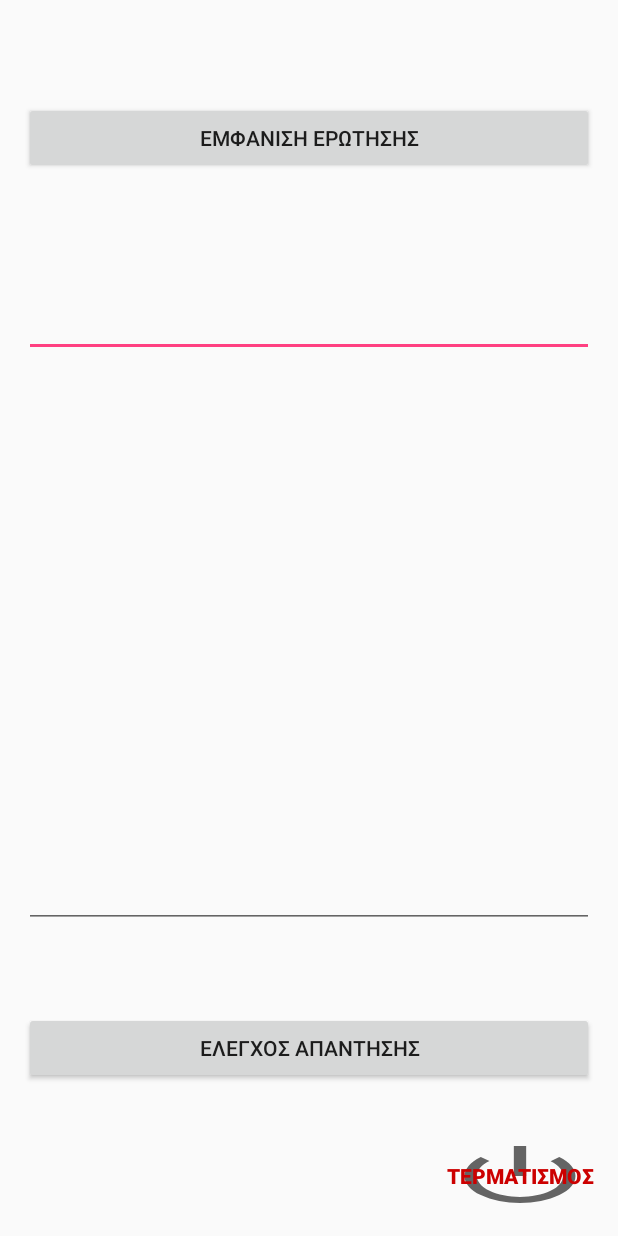
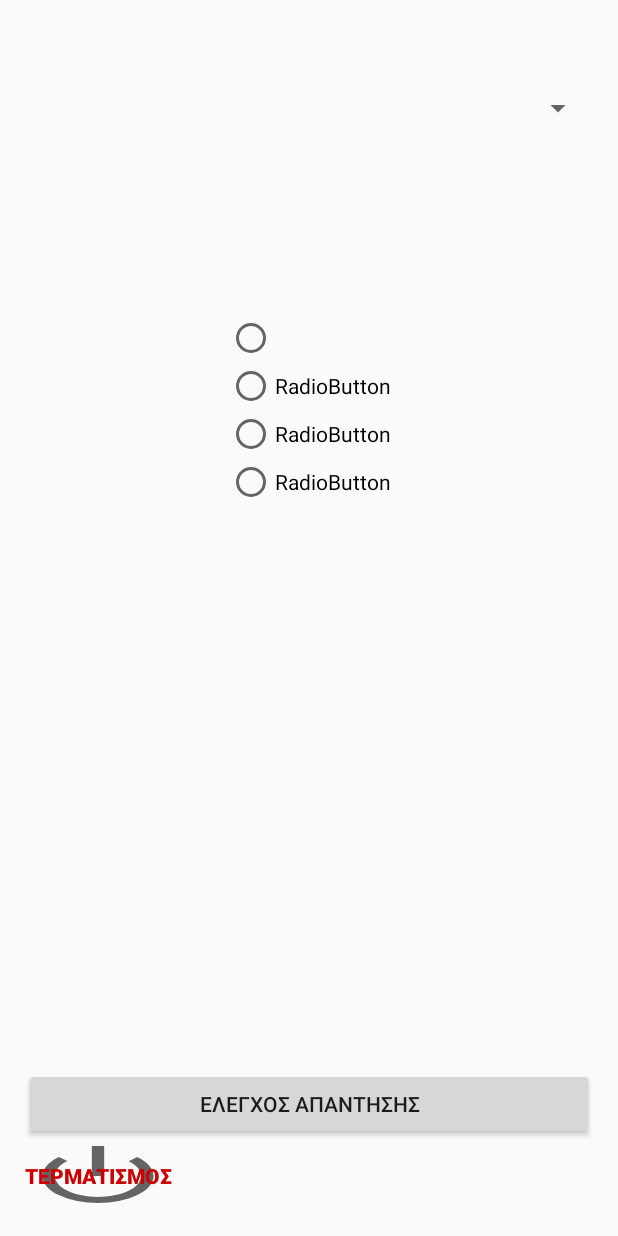
Before and after one commit to elisapan/FiveAndOne, an Android app: the layout activity_quiz.xml on its own in the app's theme, with its tools: preview values and no code run, on a phone screen of 412 x 824 dp. Run offline under Robolectric (Android 15) with nearby library versions, the phone set to English and light mode, and no system bars.

Commit message:
Katerina2

```diff
--- a/app/src/main/java/com/teicm/fiveandone/MapsActivity.java
+++ b/app/src/main/java/com/teicm/fiveandone/MapsActivity.java
@@ -152,7 +152,7 @@ public class MapsActivity extends FragmentActivity implements OnMapReadyCallback
                     Next.setOnClickListener(new View.OnClickListener() {
                         @Override
                         public void onClick(View view) {
-                            Intent act2 = new Intent(MapsActivity.this, MultipleChoiceActivity.class);
+                            Intent act2 = new Intent(MapsActivity.this, MapQuiz.class);
                             //act2.putExtra("parameter",name);
                             startActivity(act2);
 
--- a/app/src/main/res/layout/activity_quiz.xml
+++ b/app/src/main/res/layout/activity_quiz.xml
@@ -29,6 +29,14 @@
         android:layout_alignEnd="@+id/QuestionButton"
         android:onClick="onClick (QuizActivity)" />
 
+    <Spinner
+        android:layout_width="match_parent"
+        android:layout_height="wrap_content"
+        android:id="@+id/spinner2"
+        android:layout_below="@+id/welcome"
+        android:layout_alignParentStart="true"
+        android:layout_marginTop="11dp" />
+
     <Button
         android:text="Ελεγχος απαντησης"
         android:layout_width="match_parent"
@@ -36,18 +44,51 @@
         android:id="@+id/AnswerButton"
         android:onClick="CheckAnswer"
         android:layout_above="@+id/close"
-        android:layout_alignParentStart="true"
-        android:layout_marginBottom="37dp" />
+        android:layout_alignParentStart="true" />
 
-    <Button
-        android:text="ΕΜΦΑΝΙΣΗ ΕΡΩΤΗΣΗΣ"
-        android:layout_width="match_parent"
+    <RadioGroup
+        android:id="@+id/radioG"
+        android:layout_width="wrap_content"
         android:layout_height="wrap_content"
-        android:id="@+id/QuestionButton"
-        android:onClick="ShowQuestion (QuizActivity)"
-        android:layout_below="@+id/welcome"
-        android:layout_alignParentStart="true"
-        android:layout_marginTop="19dp" />
+        android:layout_below="@+id/spinner2"
+        android:layout_centerHorizontal="true"
+        android:layout_marginTop="96dp">
+
+
+
+    <RadioButton
+        android:text=""
+        android:layout_width="wrap_content"
+        android:layout_height="wrap_content"
+        android:layout_marginTop="29dp"
+        android:id="@+id/radioButton7"
+        android:layout_below="@+id/spinner2"
+        android:layout_toStartOf="@+id/radioGroup3" />
+
+    <RadioButton
+    android:text="RadioButton"
+    android:layout_width="wrap_content"
+    android:layout_height="wrap_content"
+    android:id="@+id/radioButton6"
+        android:layout_below="@+id/radioButton7"
+        android:layout_alignParentStart="true" />
+
+    <RadioButton
+        android:text="RadioButton"
+        android:layout_width="wrap_content"
+        android:layout_height="wrap_content"
+        android:id="@+id/radioButton9"
+        android:layout_below="@+id/radioButton6"
+        android:layout_alignParentStart="true" />
+
+    <RadioButton
+        android:text="RadioButton"
+        android:layout_width="wrap_content"
+        android:layout_height="wrap_content"
+        android:id="@+id/radioButton8"
+        android:layout_below="@+id/radioButton9"
+        android:layout_alignParentStart="true" />
+    </RadioGroup>
 
     <TextView
         android:layout_width="match_parent"
@@ -56,31 +97,8 @@
         android:textStyle="normal|bold"
         android:textAlignment="textStart"
         android:textColor="@color/colorPrimaryDark"
-        android:layout_below="@+id/QuestionButton"
+        android:layout_below="@+id/spinner2"
         android:layout_alignParentStart="true"
-        android:layout_marginTop="34dp" />
-
-    <EditText
-        android:layout_width="match_parent"
-        android:layout_height="wrap_content"
-        android:inputType="textPersonName"
-        android:ems="10"
-        android:id="@+id/AnswerText"
-        android:contentDescription="Enter your answer"
-        android:layout_marginTop="23dp"
-        android:layout_below="@+id/QuestionTextView"
-        android:layout_alignParentStart="true" />
-
-    <EditText
-        android:layout_width="match_parent"
-        android:layout_height="wrap_content"
-        android:inputType="textPersonName"
-        android:ems="10"
-        android:id="@+id/AnswerTextView"
-        android:textColor="@android:color/holo_red_light"
-        android:layout_marginBottom="56dp"
-        android:layout_above="@+id/AnswerButton"
-        android:layout_alignParentStart="true"
-        android:editable="false" />
+        android:layout_marginTop="18dp" />
 
 </RelativeLayout>
```
Also changed, not shown: app/src/main/java/com/teicm/fiveandone/QuizActivity.java (+136 -77 lines).
